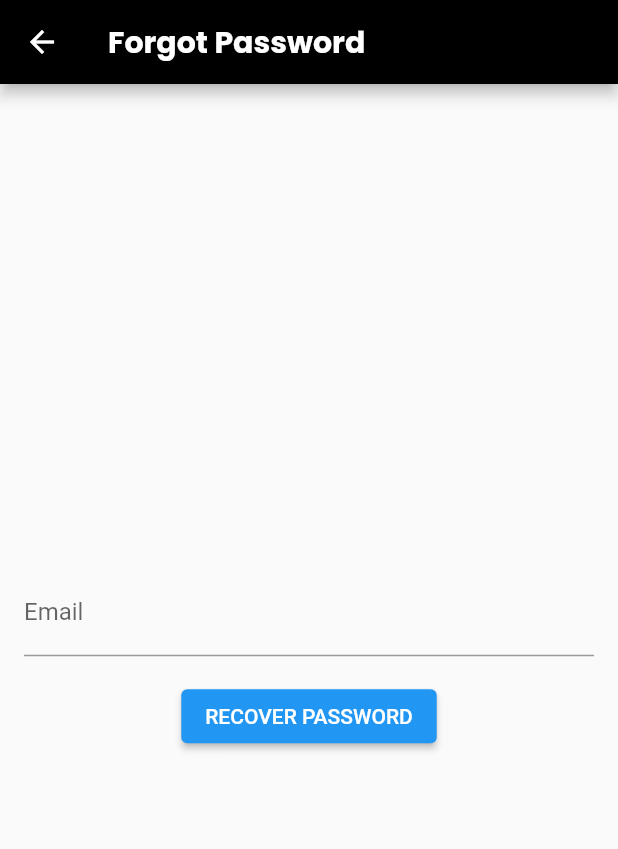
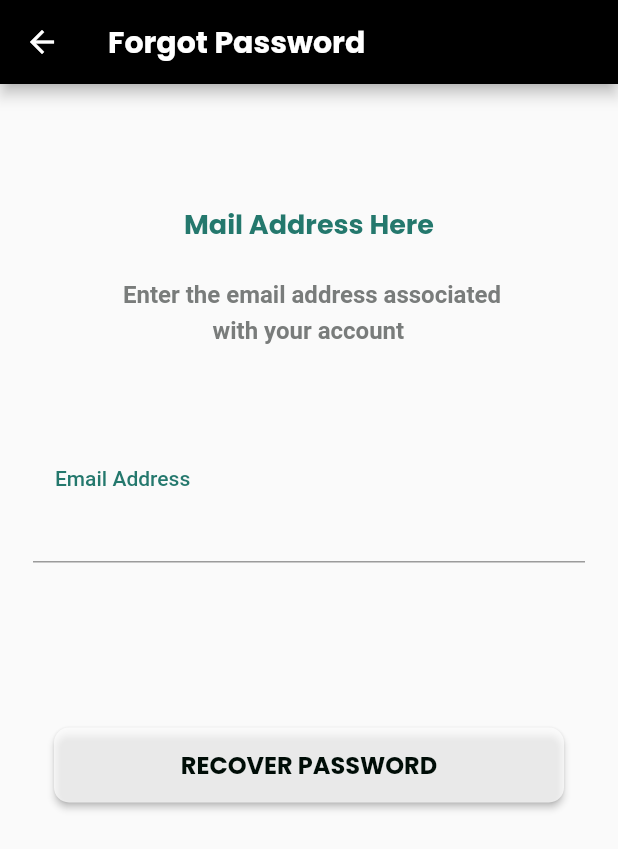
Before and after one commit to Riddhibambhaniya/Firebase-chatapp, a Flutter app: the ForgotPasswordScreen screen opened directly, on a phone screen of 412 x 824 dp. Shown: the top 849 px of the screen. Run offline on Flutter 3.47's test engine with Material 2 defaults, Android fonts, the phone set to English and light mode, and no system bars; our stand-ins replace cloud_firestore, emoji_picker_flutter, firebase_auth, firebase_core, get, pin_code_fields and 1 more; accounts and stored records are empty; Roboto replaces fonts that are missing (Circular Std); project files that could hold a hidden picture were left out.

```diff
--- a/lib/screens/forgot password/forgotpassword_controller.dart
+++ b/lib/screens/forgot password/forgotpassword_controller.dart
@@ -1,23 +1,40 @@
 import 'package:get/get.dart';
+import 'package:firebase_auth/firebase_auth.dart';
+
+import '../OTP screen/otpscreen_view.dart';
 
 class ForgotPasswordController extends GetxController {
   RxBool isLoading = false.obs;
 
-  void resetPassword(String email) async {
+  Future<void> resetPassword(String email) async {
     try {
       isLoading(true);
 
-      // Simulate password reset logic
-      // Replace this with your actual password reset logic
-      await Future.delayed(Duration(seconds: 2));
+      if (GetUtils.isEmail(email)) {
+        // Use Firebase Authentication to send a password reset email
+        await FirebaseAuth.instance.sendPasswordResetEmail(email: email);
 
-      // Display success message
-      Get.snackbar('Success', 'Password reset email sent successfully',
-          snackPosition: SnackPosition.BOTTOM);
+        // Navigate to the OTP screen
+        Get.off(() => OtpScreenView());
+
+        Get.snackbar(
+          'Success',
+          'Password reset email sent successfully',
+          snackPosition: SnackPosition.BOTTOM,
+        );
+      } else {
+        Get.snackbar(
+          'Error',
+          'Invalid email format',
+          snackPosition: SnackPosition.BOTTOM,
+        );
+      }
     } catch (e) {
-      // Display error message
-      Get.snackbar('Error', 'Failed to send password reset email',
-          snackPosition: SnackPosition.BOTTOM);
+      Get.snackbar(
+        'Error',
+        'Failed to send password reset email: $e',
+        snackPosition: SnackPosition.BOTTOM,
+      );
     } finally {
       isLoading(false);
     }
--- a/lib/screens/forgot password/forgotpassword_view.dart
+++ b/lib/screens/forgot password/forgotpassword_view.dart
@@ -1,3 +1,4 @@
+import 'package:cloud_firestore/cloud_firestore.dart';
 import 'package:flutter/material.dart';
 import 'package:get/get.dart';
 
@@ -12,42 +13,90 @@ class ForgotPasswordScreen extends GetView<ForgotPasswordController> {
   Widget build(BuildContext context) {
     return Scaffold(
       appBar: AppBar(backgroundColor: Colors.black,
-        title: Text('Forgot Password'),titleTextStyle: appbar,
+        title: Text('Forgot Password'),
+        titleTextStyle: appbar,
       ),
-      body: Padding(
-        padding: const EdgeInsets.all(16.0),
-        child: Column(
-          mainAxisAlignment: MainAxisAlignment.center,
-          children: [
-            TextField(
-              controller: emailController,
-              decoration: InputDecoration(
-                labelText: 'Email',
+      body: SafeArea(child:SingleChildScrollView(child: Column(
+
+          children: [ SizedBox(height: 80),
+            Text(
+              ' Mail Address Here ',
+              style: emailverification,
+            ),
+            SizedBox(height: 20),
+            Text(
+              ''' Enter the email address associated
+                with your account ''',
+              style:textLogIn ,maxLines: 2,
+            ),
+            SizedBox(height: 80),
+               Padding(
+                 padding: const EdgeInsets.only(right:252.0),
+                 child: Text(
+                  ' Email Address',
+                  style: textYourEmail,
+              ),
+               ),
+
+            Padding(
+              padding: const EdgeInsets.only(left:22.0,right:22.0),
+              child: TextField(
+                controller: emailController,
+
               ),
             ),
-            SizedBox(height: 16),
+            SizedBox(height: 110),
             Obx(
-                  () => ElevatedButton(
+                  () => Container(
+                    width: 340,
+                    height: 50,
+                    child:ElevatedButton(
+                      style: ElevatedButton.styleFrom(
+                        backgroundColor:
+                               Colors.white70,
+                          // Change the color based on form validation
+
+                        shape: RoundedRectangleBorder(
+                          borderRadius: BorderRadius.circular(10),
+                        ),
+                      ),
                 onPressed: controller.isLoading() ? null : () => _resetPassword(),
                 child: controller.isLoading()
                     ? CircularProgressIndicator()
-                    : Text('RECOVER PASSWORD'),
+                    : Text('RECOVER PASSWORD',style:  textBolds),
               ),
+                  )
             ),
           ],
         ),
-      ),
+      )    ),
     );
   }
 
-  void _resetPassword() {
+  void _resetPassword() async {
     final email = emailController.text.trim();
 
     if (email.isNotEmpty && GetUtils.isEmail(email)) {
-      controller.resetPassword(email);
+      try {
+        // Check if the user with the given email exists in your Firestore users collection
+        final userSnapshot = await FirebaseFirestore.instance
+            .collection('users')
+            .where('email', isEqualTo: email)
+            .get();
+
+        if (userSnapshot.docs.isNotEmpty) {
+          // If the user exists, proceed with the password reset logic
+          controller.resetPassword(email);
+        } else {
+          Get.snackbar('Error', 'User not found', snackPosition: SnackPosition.BOTTOM);
+        }
+      } catch (e) {
+        print('Error checking user existence: $e');
+        Get.snackbar('Error', 'Failed to check user existence', snackPosition: SnackPosition.BOTTOM);
+      }
     } else {
-      Get.snackbar('Error', 'Invalid email format',
-          snackPosition: SnackPosition.BOTTOM);
+      Get.snackbar('Error', 'Invalid email format', snackPosition: SnackPosition.BOTTOM);
     }
   }
+
 }
--- a/lib/screens/signup screen/signup_controller.dart
+++ b/lib/screens/signup screen/signup_controller.dart
@@ -97,7 +97,6 @@ class SignUpController extends GetxController {
         final userCredential = await _auth.createUserWithEmailAndPassword(
           email: email.value,
           password: password.value,
-
         );
 
         final user = userCredential.user;
@@ -105,6 +104,9 @@ class SignUpController extends GetxController {
 
         // Generate a UUID for the user
         final userUUID = Uuid().v4();
+
+        // Send email verification link
+        await user?.sendEmailVerification();
 
         // Store user data in Firestore with the UUID
         await FirebaseFirestore.instance.collection('users').doc(userUID).set({
@@ -124,4 +126,5 @@ class SignUpController extends GetxController {
     }
   }
 
+
 }
--- a/lib/styles/text_style.dart
+++ b/lib/styles/text_style.dart
@@ -81,3 +81,10 @@ const TextStyle appbar2 = TextStyle(
   fontWeight: FontWeight.w500,
 
 );
+const TextStyle emailverification = TextStyle(
+  color: Color(0xFF24786D),
+  fontSize: 18,
+  fontFamily: 'Poppins',
+  fontWeight: FontWeight.w500,
+
+);
--- a/pubspec.yaml
+++ b/pubspec.yaml
@@ -44,6 +44,7 @@ dependencies:
   uuid: ^4.2.1
   intl: ^0.18.1
   emoji_picker_flutter: ^1.6.3
+  pin_code_fields: ^8.0.1
 
 
 dev_dependencies:
```
Also changed, not shown: lib/screens/OTP screen/otpscreen_binding.dart (+13 -0 lines), lib/screens/OTP screen/otpscreen_controller.dart (+22 -0 lines), lib/screens/OTP screen/otpscreen_view.dart (+89 -0 lines), lib/screens/ResetPasswordScreen/resetPasswordScreen_binding.dart (+11 -0 lines), lib/screens/ResetPasswordScreen/resetPasswordScreen_controller.dart (+24 -0 lines), lib/screens/ResetPasswordScreen/resetPasswordScreen_view.dart (+84 -0 lines), lib/screens/Sign inscreen/signin_controller.dart (+11 -4 lines), pubspec.lock.
